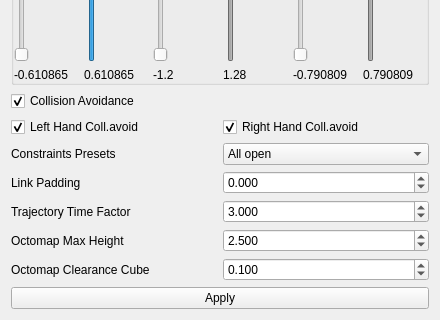
team-vigir/vigir_ocs_common, file vigir_ocs_back_joint_limit/src/joint_limit.ui: the form before one commit; both pictures show x 0 to 440 and y 242 to 562 of the 440 by 562 pixel window.
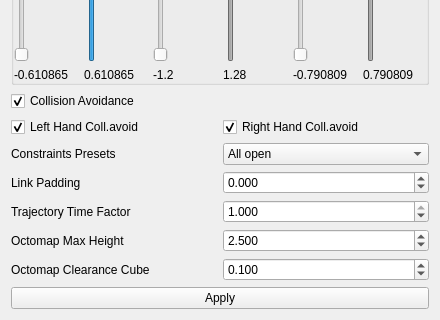
The form after the commit.

Commit message: Use range from 0..1 for time factor

The edit to the form file:
```diff
--- a/vigir_ocs_back_joint_limit/src/joint_limit.ui
+++ b/vigir_ocs_back_joint_limit/src/joint_limit.ui
@@ -407,16 +407,16 @@
          <number>3</number>
         </property>
         <property name="minimum">
-         <double>0.010000000000000</double>
+         <double>0.001000000000000</double>
         </property>
         <property name="maximum">
-         <double>100.000000000000000</double>
+         <double>1.000000000000000</double>
         </property>
         <property name="singleStep">
          <double>0.010000000000000</double>
         </property>
         <property name="value">
-         <double>3.000000000000000</double>
+         <double>1.000000000000000</double>
         </property>
        </widget>
       </item>
```
Left out of the diff: 13 changed lines with no effect on the pictures.
